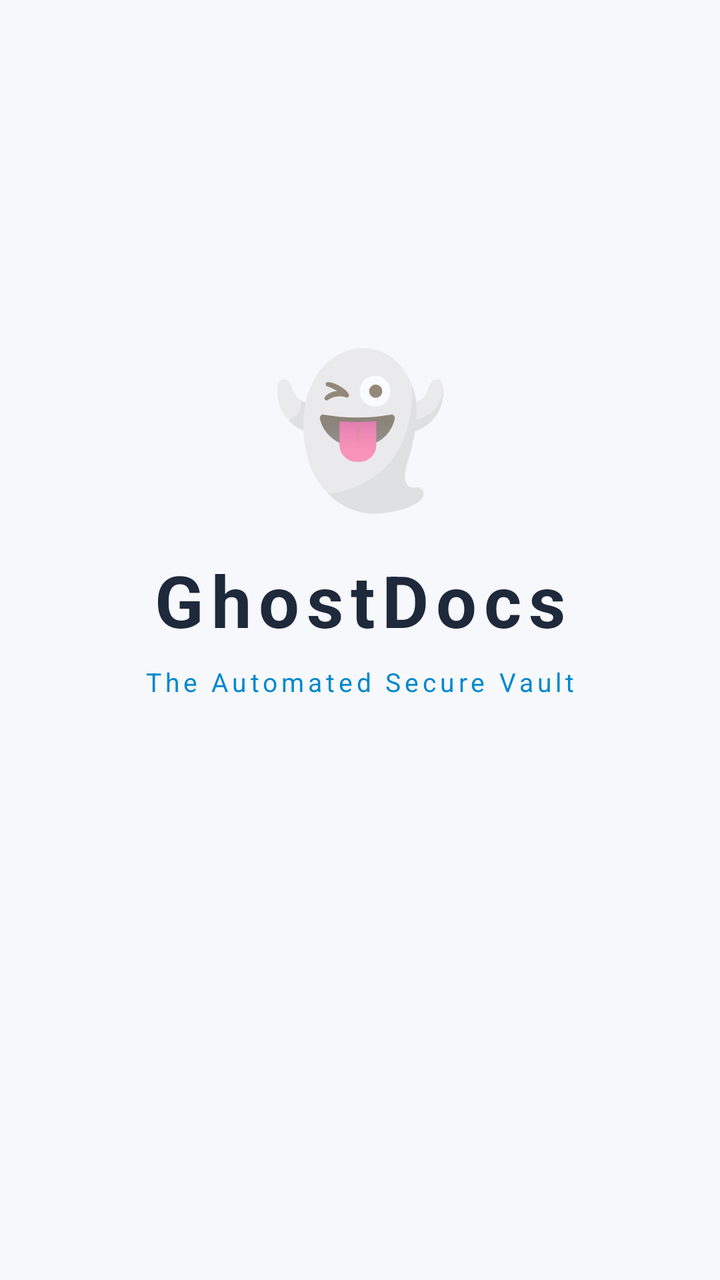
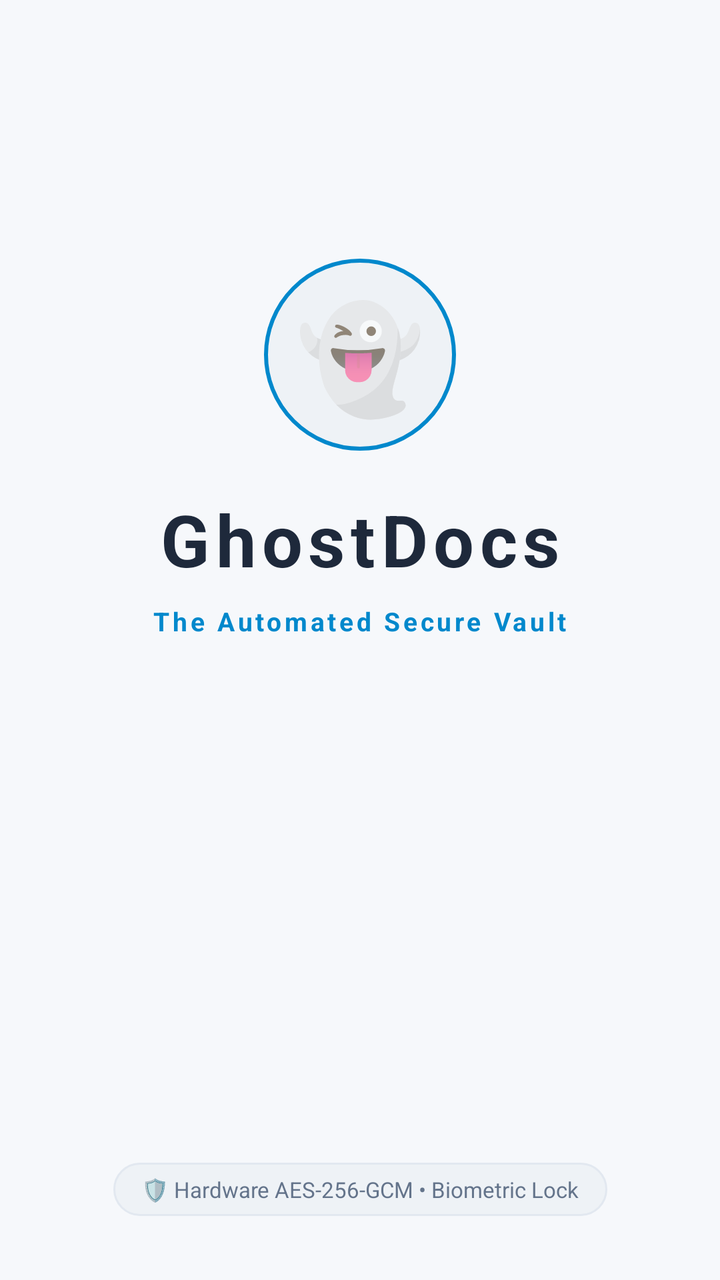

The first picture is an Android layout as it rendered before a commit; the second is the same layout after the commit. The layout source and the unified diff follow.
<!-- AndroidManifest.xml: activity theme Theme.GhostDocs.Splash -->
<!-- res/layout/activity_launch.xml -->
<?xml version="1.0" encoding="utf-8"?>
<androidx.constraintlayout.widget.ConstraintLayout
    xmlns:android="http://schemas.android.com/apk/res/android"
    xmlns:app="http://schemas.android.com/apk/res-auto"
    xmlns:tools="http://schemas.android.com/tools"
    android:layout_width="match_parent"
    android:layout_height="match_parent"
    android:background="@color/ghostDarkBg"
    tools:context=".activities.LaunchActivity">

    
    <TextView
        android:id="@+id/tv_ghost_icon"
        android:layout_width="wrap_content"
        android:layout_height="wrap_content"
        android:text="👻"
        android:textSize="72sp"
        app:layout_constraintBottom_toTopOf="@id/tv_app_name"
        app:layout_constraintEnd_toEndOf="parent"
        app:layout_constraintStart_toStartOf="parent"
        app:layout_constraintTop_toTopOf="parent"
        app:layout_constraintVertical_chainStyle="packed"
        app:layout_constraintVertical_bias="0.42" />

    
    <TextView
        android:id="@+id/tv_app_name"
        android:layout_width="wrap_content"
        android:layout_height="wrap_content"
        android:layout_marginTop="16dp"
        android:text="@string/app_name"
        android:textColor="@color/ghostOnSurface"
        android:textSize="36sp"
        android:textStyle="bold"
        android:letterSpacing="0.1"
        app:layout_constraintBottom_toTopOf="@id/tv_tagline"
        app:layout_constraintEnd_toEndOf="parent"
        app:layout_constraintStart_toStartOf="parent"
        app:layout_constraintTop_toBottomOf="@id/tv_ghost_icon" />

    
    <TextView
        android:id="@+id/tv_tagline"
        android:layout_width="wrap_content"
        android:layout_height="wrap_content"
        android:layout_marginTop="8dp"
        android:text="@string/app_tagline"
        android:textColor="@color/ghostPrimary"
        android:textSize="13sp"
        android:letterSpacing="0.15"
        app:layout_constraintBottom_toTopOf="@id/progress_indicator"
        app:layout_constraintEnd_toEndOf="parent"
        app:layout_constraintStart_toStartOf="parent"
        app:layout_constraintTop_toBottomOf="@id/tv_app_name" />

    
    <ProgressBar
        android:id="@+id/progress_indicator"
        style="?android:attr/progressBarStyleSmall"
        android:layout_width="wrap_content"
        android:layout_height="wrap_content"
        android:layout_marginTop="48dp"
        android:indeterminateTint="@color/ghostPrimary"
        app:layout_constraintBottom_toBottomOf="parent"
        app:layout_constraintEnd_toEndOf="parent"
        app:layout_constraintStart_toStartOf="parent"
        app:layout_constraintTop_toBottomOf="@id/tv_tagline" />

</androidx.constraintlayout.widget.ConstraintLayout>
<!-- resources referenced by this layout -->
<resources>
  <color name="ghostDarkBg">#F6F8FB</color>
  <color name="ghostOnSurface">#1E293B</color>
  <color name="ghostPrimary">#0088CC</color>
  <string name="app_name">GhostDocs</string>
  <string name="app_tagline">The Automated Secure Vault</string>
  <style name="Theme.GhostDocs.Splash" parent="Theme.GhostDocs">
          <item name="android:windowFullscreen">false</item>
          <item name="android:windowDrawsSystemBarBackgrounds">true</item>
          <item name="android:windowBackground">@color/ghostDarkBg</item>
      </style>
  <style name="Theme.GhostDocs" parent="Theme.MaterialComponents.DayNight.NoActionBar">
          
          <item name="colorPrimary">@color/ghostPrimary</item>
          <item name="colorPrimaryVariant">@color/ghostPrimaryVariant</item>
          <item name="colorOnPrimary">@color/ghostOnPrimary</item>
          <item name="colorSecondary">@color/ghostAccent</item>
          <item name="colorSecondaryVariant">@color/ghostAccentVariant</item>
          <item name="colorOnSecondary">@color/ghostOnPrimary</item>
          <item name="colorSurface">@color/ghostSurface</item>
          <item name="colorOnSurface">@color/ghostOnSurface</item>
          <item name="colorError">@color/ghostError</item>
  
          
          <item name="android:colorBackground">@color/ghostDarkBg</item>
          <item name="android:windowBackground">@color/ghostDarkBg</item>
  
          
          <item name="android:statusBarColor">@color/statusBar</item>
          <item name="android:navigationBarColor">@color/navBar</item>
          <item name="android:windowLightStatusBar">true</item>
          <item name="android:windowLightNavigationBar">true</item>
  
          
          <item name="android:fontFamily">sans-serif</item>
  
          
          <item name="colorControlHighlight">#200088CC</item>
      </style>
  <color name="ghostPrimaryVariant">#0073B0</color>
  <color name="ghostOnPrimary">#FFFFFF</color>
  <color name="ghostAccent">#E53935</color>
  <color name="ghostAccentVariant">#C62828</color>
  <color name="ghostSurface">#FFFFFF</color>
  <color name="ghostError">#EF4444</color>
  <color name="statusBar">#FFFFFF</color>
  <color name="navBar">#F6F8FB</color>
</resources>

<!-- the commit's change to res/layout/activity_launch.xml (unified diff, before → after) -->
@@ -11,28 +11,30 @@
     
     <TextView
         android:id="@+id/tv_ghost_icon"
-        android:layout_width="wrap_content"
-        android:layout_height="wrap_content"
+        android:layout_width="96dp"
+        android:layout_height="96dp"
+        android:background="@drawable/bg_brand_circle"
+        android:gravity="center"
         android:text="👻"
-        android:textSize="72sp"
+        android:textSize="52sp"
         app:layout_constraintBottom_toTopOf="@id/tv_app_name"
         app:layout_constraintEnd_toEndOf="parent"
         app:layout_constraintStart_toStartOf="parent"
         app:layout_constraintTop_toTopOf="parent"
-        app:layout_constraintVertical_chainStyle="packed"
-        app:layout_constraintVertical_bias="0.42" />
+        app:layout_constraintVertical_bias="0.40"
+        app:layout_constraintVertical_chainStyle="packed" />
 
     
     <TextView
         android:id="@+id/tv_app_name"
         android:layout_width="wrap_content"
         android:layout_height="wrap_content"
-        android:layout_marginTop="16dp"
+        android:layout_marginTop="20dp"
+        android:letterSpacing="0.08"
         android:text="@string/app_name"
         android:textColor="@color/ghostOnSurface"
         android:textSize="36sp"
         android:textStyle="bold"
-        android:letterSpacing="0.1"
         app:layout_constraintBottom_toTopOf="@id/tv_tagline"
         app:layout_constraintEnd_toEndOf="parent"
         app:layout_constraintStart_toStartOf="parent"
@@ -44,10 +46,11 @@
         android:layout_width="wrap_content"
         android:layout_height="wrap_content"
         android:layout_marginTop="8dp"
+        android:letterSpacing="0.12"
         android:text="@string/app_tagline"
         android:textColor="@color/ghostPrimary"
         android:textSize="13sp"
-        android:letterSpacing="0.15"
+        android:textStyle="bold"
         app:layout_constraintBottom_toTopOf="@id/progress_indicator"
         app:layout_constraintEnd_toEndOf="parent"
         app:layout_constraintStart_toStartOf="parent"
@@ -57,13 +60,29 @@
     <ProgressBar
         android:id="@+id/progress_indicator"
         style="?android:attr/progressBarStyleSmall"
-        android:layout_width="wrap_content"
-        android:layout_height="wrap_content"
-        android:layout_marginTop="48dp"
+        android:layout_width="32dp"
+        android:layout_height="32dp"
+        android:layout_marginTop="36dp"
         android:indeterminateTint="@color/ghostPrimary"
-        app:layout_constraintBottom_toBottomOf="parent"
+        app:layout_constraintBottom_toTopOf="@id/tv_security_badge"
         app:layout_constraintEnd_toEndOf="parent"
         app:layout_constraintStart_toStartOf="parent"
         app:layout_constraintTop_toBottomOf="@id/tv_tagline" />
 
+    
+    <TextView
+        android:id="@+id/tv_security_badge"
+        android:layout_width="wrap_content"
+        android:layout_height="wrap_content"
+        android:layout_marginBottom="32dp"
+        android:background="@drawable/bg_status_badge"
+        android:paddingHorizontal="14dp"
+        android:paddingVertical="6dp"
+        android:text="🛡️ Hardware AES-256-GCM • Biometric Lock"
+        android:textColor="@color/ghostOnSurfaceMuted"
+        android:textSize="11sp"
+        app:layout_constraintBottom_toBottomOf="parent"
+        app:layout_constraintEnd_toEndOf="parent"
+        app:layout_constraintStart_toStartOf="parent" />
+
 </androidx.constraintlayout.widget.ConstraintLayout>
<!-- resource entries referenced after the edit -->
@@ -2,7 +2,27 @@
 <resources>
   <color name="ghostDarkBg">#F6F8FB</color>
   <color name="ghostOnSurface">#1E293B</color>
+  <color name="ghostOnSurfaceMuted">#64748B</color>
   <color name="ghostPrimary">#0088CC</color>
+  <!-- drawable bg_brand_circle (drawable) -->
+  <?xml version="1.0" encoding="utf-8"?>
+  <shape xmlns:android="http://schemas.android.com/apk/res/android"
+      android:shape="oval">
+      <solid android:color="@color/ghostSurfaceVariant" />
+      <stroke
+          android:width="2dp"
+          android:color="@color/ghostPrimary" />
+  </shape>
+  <!-- drawable bg_status_badge (drawable) -->
+  <?xml version="1.0" encoding="utf-8"?>
+  <shape xmlns:android="http://schemas.android.com/apk/res/android"
+      android:shape="rectangle">
+      <solid android:color="@color/ghostSurfaceVariant" />
+      <stroke
+          android:width="1dp"
+          android:color="@color/ghostDivider" />
+      <corners android:radius="16dp" />
+  </shape>
   <string name="app_name">GhostDocs</string>
   <string name="app_tagline">The Automated Secure Vault</string>
   <style name="Theme.GhostDocs.Splash" parent="Theme.GhostDocs">
@@ -10,6 +30,8 @@
           <item name="android:windowDrawsSystemBarBackgrounds">true</item>
           <item name="android:windowBackground">@color/ghostDarkBg</item>
       </style>
+  <color name="ghostSurfaceVariant">#EEF2F6</color>
+  <color name="ghostDivider">#E2E8F0</color>
   <style name="Theme.GhostDocs" parent="Theme.MaterialComponents.DayNight.NoActionBar">
           
           <item name="colorPrimary">@color/ghostPrimary</item>
